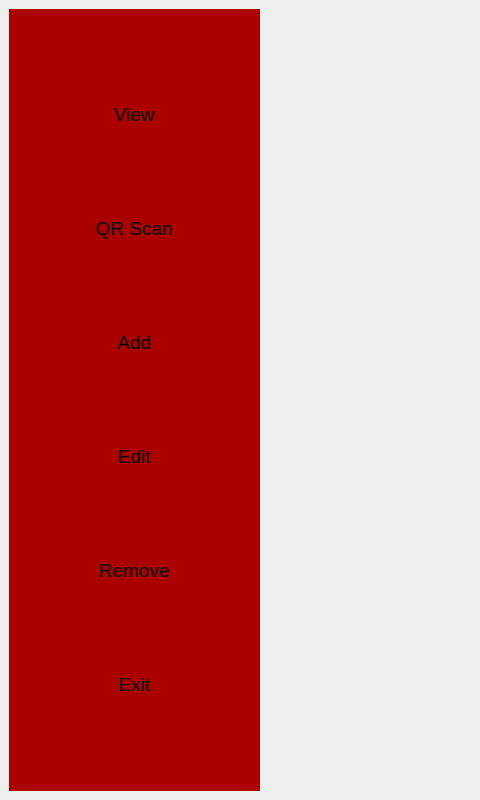
The window that ui/main.ui (pcdshub/stock-management) describes before a commit, drawn with Qt 5; both pictures show x 0 to 480 and y 0 to 800 of the 1280 by 800 pixel window.
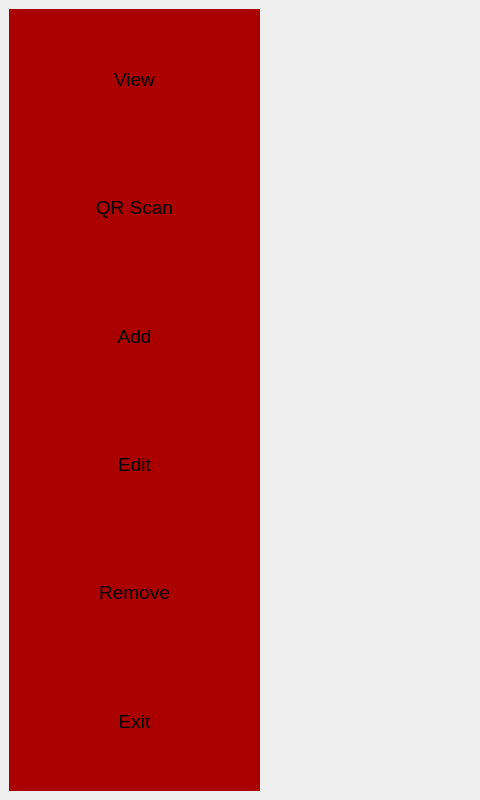
The same window after the commit. Icons and pictures are not drawn.

Diff of the .ui file:
```diff
--- a/ui/main.ui
+++ b/ui/main.ui
@@ -66,6 +66,12 @@
       <layout class="QVBoxLayout" name="verticalLayout">
        <item>
         <widget class="QPushButton" name="view_btn">
+         <property name="sizePolicy">
+          <sizepolicy hsizetype="Expanding" vsizetype="Expanding">
+           <horstretch>0</horstretch>
+           <verstretch>0</verstretch>
+          </sizepolicy>
+         </property>
          <property name="font">
           <font>
            <pointsize>14</pointsize>
@@ -78,6 +84,12 @@
        </item>
        <item>
         <widget class="QPushButton" name="qr_btn">
+         <property name="sizePolicy">
+          <sizepolicy hsizetype="Expanding" vsizetype="Expanding">
+           <horstretch>0</horstretch>
+           <verstretch>0</verstretch>
+          </sizepolicy>
+         </property>
          <property name="font">
           <font>
            <pointsize>14</pointsize>
@@ -90,6 +102,12 @@
        </item>
        <item>
         <widget class="QPushButton" name="add_btn">
+         <property name="sizePolicy">
+          <sizepolicy hsizetype="Expanding" vsizetype="Expanding">
+           <horstretch>0</horstretch>
+           <verstretch>0</verstretch>
+          </sizepolicy>
+         </property>
          <property name="font">
           <font>
            <pointsize>14</pointsize>
@@ -102,6 +120,12 @@
        </item>
        <item>
         <widget class="QPushButton" name="edit_btn">
+         <property name="sizePolicy">
+          <sizepolicy hsizetype="Expanding" vsizetype="Expanding">
+           <horstretch>0</horstretch>
+           <verstretch>0</verstretch>
+          </sizepolicy>
+         </property>
          <property name="font">
           <font>
            <pointsize>14</pointsize>
@@ -114,6 +138,12 @@
        </item>
        <item>
         <widget class="QPushButton" name="remove_btn">
+         <property name="sizePolicy">
+          <sizepolicy hsizetype="Expanding" vsizetype="Expanding">
+           <horstretch>0</horstretch>
+           <verstretch>0</verstretch>
+          </sizepolicy>
+         </property>
          <property name="font">
           <font>
            <pointsize>14</pointsize>
@@ -126,6 +156,12 @@
        </item>
        <item>
         <widget class="QPushButton" name="exit_btn">
+         <property name="sizePolicy">
+          <sizepolicy hsizetype="Expanding" vsizetype="Expanding">
+           <horstretch>0</horstretch>
+           <verstretch>0</verstretch>
+          </sizepolicy>
+         </property>
          <property name="font">
           <font>
            <pointsize>14</pointsize>
```
